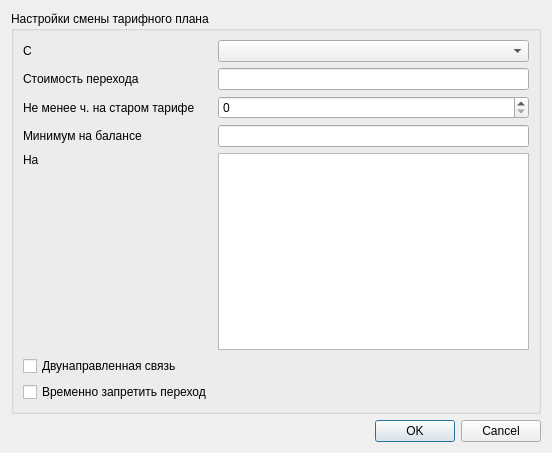
Qt form mdi/forms/tp_change_rules.ui (brat002/ExpertBilling) before a commit.
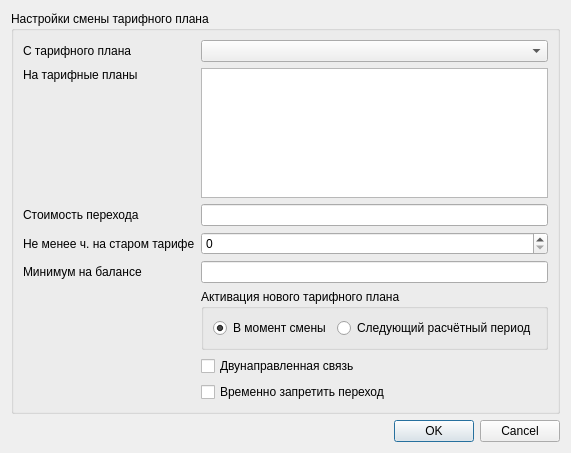
The same form after that commit.

```diff
--- a/mdi/forms/tp_change_rules.ui
+++ b/mdi/forms/tp_change_rules.ui
@@ -6,7 +6,7 @@
    <rect>
     <x>0</x>
     <y>0</y>
-    <width>552</width>
+    <width>512</width>
     <height>453</height>
    </rect>
   </property>
@@ -23,51 +23,84 @@
       <item row="0" column="0">
        <widget class="QLabel" name="label_from">
         <property name="text">
-         <string>С</string>
+         <string>С тарифного плана</string>
         </property>
        </widget>
       </item>
-      <item row="0" column="1">
-       <widget class="QComboBox" name="comboBox_from"/>
-      </item>
-      <item row="1" column="0">
+      <item row="4" column="0">
        <widget class="QLabel" name="label_cost">
         <property name="text">
          <string>Стоимость перехода</string>
         </property>
        </widget>
       </item>
-      <item row="1" column="1">
-       <widget class="QLineEdit" name="lineEdit_cost"/>
-      </item>
-      <item row="2" column="0">
+      <item row="5" column="0">
        <widget class="QLabel" name="label_oldtptime">
         <property name="text">
          <string>Не менее ч. на старом тарифе</string>
         </property>
        </widget>
       </item>
-      <item row="2" column="1">
+      <item row="5" column="1">
        <widget class="QSpinBox" name="spinBox_oldtptime"/>
       </item>
-      <item row="3" column="0">
+      <item row="0" column="1">
+       <widget class="QComboBox" name="comboBox_from"/>
+      </item>
+      <item row="6" column="0">
        <widget class="QLabel" name="label_balance_min">
         <property name="text">
          <string>Минимум на балансе</string>
         </property>
        </widget>
       </item>
-      <item row="3" column="1">
+      <item row="4" column="1">
+       <widget class="QLineEdit" name="lineEdit_cost"/>
+      </item>
+      <item row="6" column="1">
        <widget class="QLineEdit" name="lineEdit_balance_min"/>
       </item>
-      <item row="4" column="0">
-       <widget class="QLabel" name="label_to">
+      <item row="8" column="1">
+       <widget class="QGroupBox" name="groupBox_activation_type">
+        <property name="title">
+         <string>Активация нового тарифного плана</string>
+        </property>
+        <layout class="QGridLayout" name="gridLayout_3">
+         <item row="0" column="0">
+          <widget class="QRadioButton" name="radioButton_activation_on_change">
+           <property name="text">
+            <string>В момент смены</string>
+           </property>
+           <property name="checked">
+            <bool>true</bool>
+           </property>
+          </widget>
+         </item>
+         <item row="0" column="1">
+          <widget class="QRadioButton" name="radioButton_activation_on_next_sp">
+           <property name="text">
+            <string>Следующий расчётный период</string>
+           </property>
+          </widget>
+         </item>
+        </layout>
+       </widget>
+      </item>
+      <item row="9" column="1">
+       <widget class="QCheckBox" name="checkBox_bidirectional">
         <property name="text">
-         <string>На</string>
+         <string>Двунаправленная связь</string>
         </property>
        </widget>
       </item>
-      <item row="4" column="1" rowspan="2">
+      <item row="10" column="1">
+       <widget class="QCheckBox" name="checkBox_disable">
+        <property name="text">
+         <string>Временно запретить переход</string>
+        </property>
+       </widget>
+      </item>
+      <item row="2" column="1" rowspan="2">
        <widget class="QListWidget" name="listWidget_to">
         <property name="maximumSize">
          <size>
@@ -77,8 +110,15 @@
         </property>
        </widget>
       </item>
-      <item row="5" column="0">
-       <spacer name="verticalSpacer">
+      <item row="2" column="0">
+       <widget class="QLabel" name="label_to">
+        <property name="text">
+         <string>На тарифные планы</string>
+        </property>
+       </widget>
+      </item>
+      <item row="3" column="0">
+       <spacer name="verticalSpacer_2">
         <property name="orientation">
          <enum>Qt::Vertical</enum>
         </property>
@@ -90,20 +130,6 @@
         </property>
        </spacer>
       </item>
-      <item row="6" column="0">
-       <widget class="QCheckBox" name="checkBox_bidirectional">
-        <property name="text">
-         <string>Двунаправленная связь</string>
-        </property>
-       </widget>
-      </item>
-      <item row="7" column="0">
-       <widget class="QCheckBox" name="checkBox_disable">
-        <property name="text">
-         <string>Временно запретить переход</string>
-        </property>
-       </widget>
-      </item>
      </layout>
      <zorder>label_from</zorder>
      <zorder>label_from</zorder>
```
Left out of the diff: 14 changed lines with no effect on the pictures.
